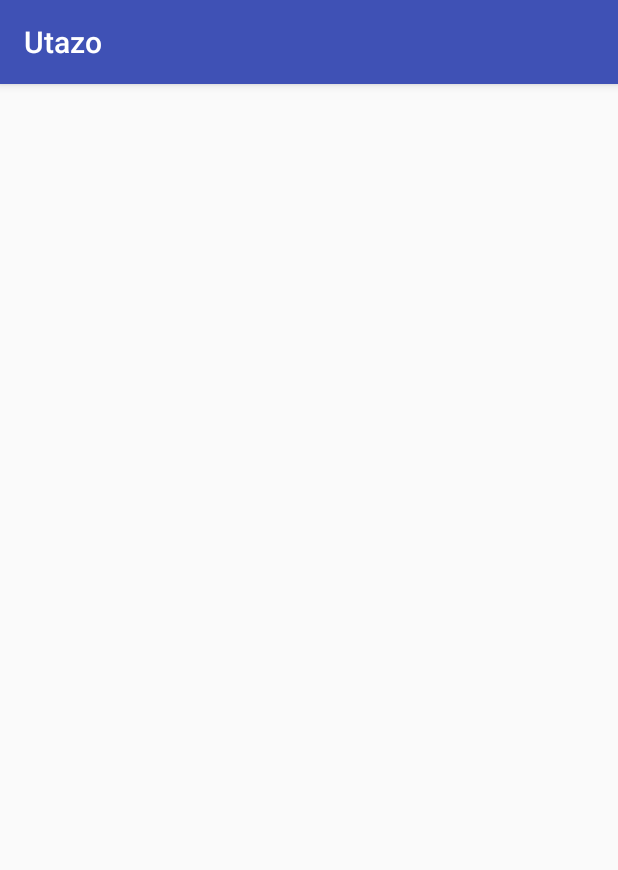
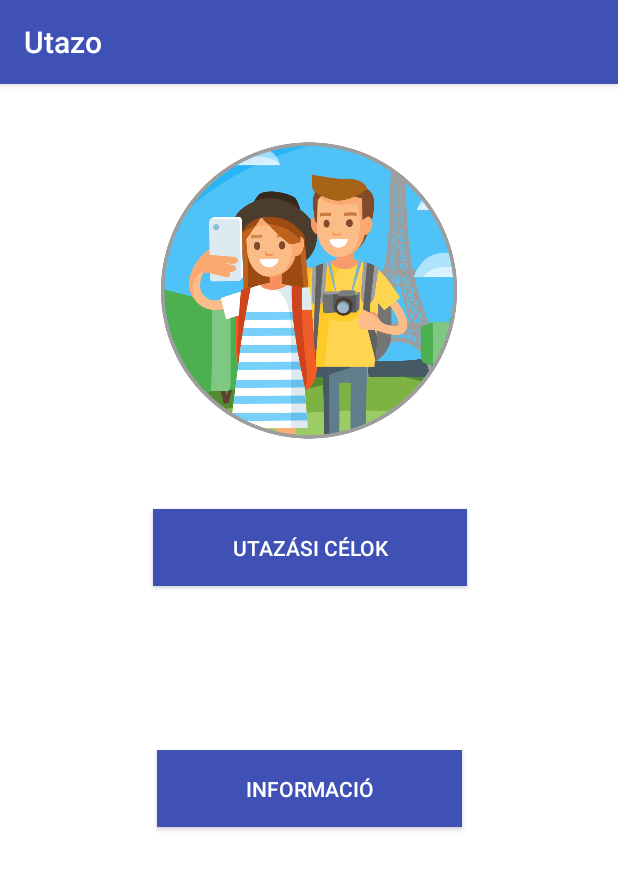
Before and after one commit to adaamko/Utazo, an Android app: the screen it shows after launch (MainActivity), on a phone screen of 412 x 824 dp. Shown: the top 870 px of the screen. Run offline under Robolectric (Android 15) with nearby library versions, the phone set to English and light mode, and no system bars; our stand-ins replace Dagger/Hilt's generated code.

Commit message:
Main activity xml2

```diff
--- a/app/src/main/res/layout/activity_main.xml
+++ b/app/src/main/res/layout/activity_main.xml
@@ -4,6 +4,51 @@
     xmlns:tools="http://schemas.android.com/tools"
     android:layout_width="match_parent"
     android:layout_height="match_parent"
+    android:background="@android:color/background_light"
     tools:context=".ui.main.MainActivity">
 
+    <Button
+        android:id="@+id/button2"
+        android:layout_width="209dp"
+        android:layout_height="51dp"
+        android:layout_marginEnd="8dp"
+        android:layout_marginStart="8dp"
+        android:layout_marginTop="44dp"
+        android:background="@color/colorPrimary"
+        android:text="Utazási célok"
+        android:textColor="@android:color/background_light"
+        app:layout_constraintEnd_toEndOf="parent"
+        app:layout_constraintHorizontal_bias="0.503"
+        app:layout_constraintStart_toStartOf="parent"
+        app:layout_constraintTop_toBottomOf="@+id/imageView" />
+
+    <ImageView
+        android:id="@+id/imageView"
+        android:layout_width="200dp"
+        android:layout_height="203dp"
+        android:layout_marginEnd="8dp"
+        android:layout_marginStart="8dp"
+        android:layout_marginTop="36dp"
+        app:layout_constraintEnd_toEndOf="parent"
+        app:layout_constraintStart_toStartOf="parent"
+        app:layout_constraintTop_toTopOf="parent"
+        app:srcCompat="@drawable/web_about_trip" />
+
+    <Button
+        android:id="@+id/button3"
+        android:layout_width="203dp"
+        android:layout_height="51dp"
+        android:layout_marginBottom="8dp"
+        android:layout_marginEnd="8dp"
+        android:layout_marginStart="8dp"
+        android:layout_marginTop="8dp"
+        android:background="@color/colorPrimary"
+        android:text="Informació"
+        android:textColor="@android:color/background_light"
+        app:layout_constraintBottom_toBottomOf="parent"
+        app:layout_constraintEnd_toEndOf="parent"
+        app:layout_constraintHorizontal_bias="0.503"
+        app:layout_constraintStart_toStartOf="parent"
+        app:layout_constraintTop_toBottomOf="@+id/button2"
+        app:layout_constraintVertical_bias="0.277" />
 </android.support.constraint.ConstraintLayout>
--- a/app/src/main/res/values/colors.xml
+++ b/app/src/main/res/values/colors.xml
@@ -1,6 +1,6 @@
 <?xml version="1.0" encoding="utf-8"?>
 <resources>
-    <color name="colorPrimary">#3F51B5</color>
+    <color name="colorPrimary">#3f51b5</color>
     <color name="colorPrimaryDark">#303F9F</color>
     <color name="colorAccent">#FF4081</color>
 </resources>
```
